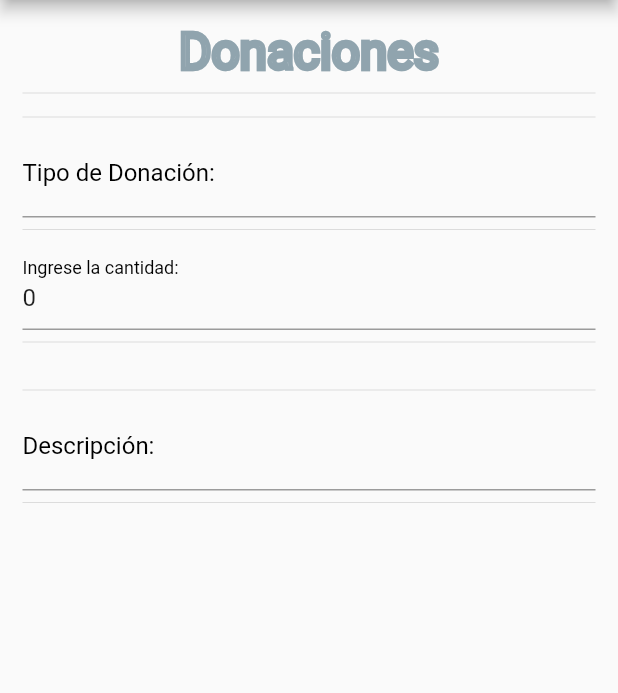
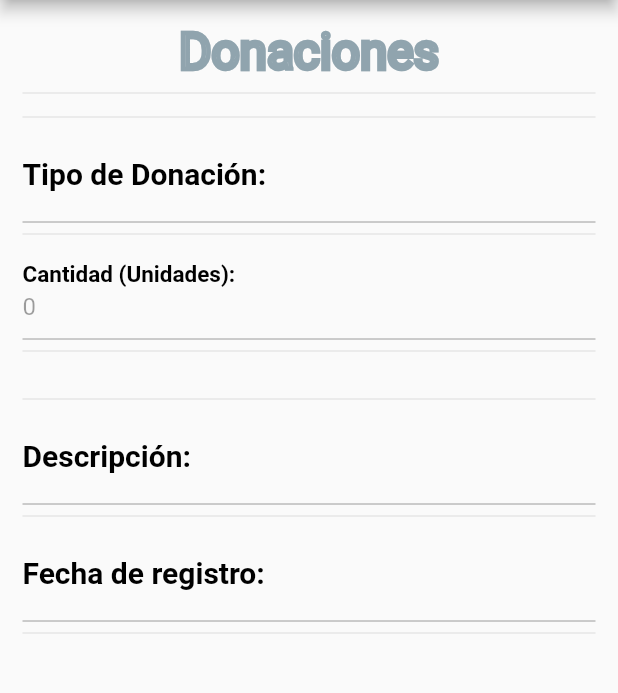
Before and after one commit to DannyMar25/AdminAppPAE, a Flutter app: the VerDonacionesOut1Page screen opened by its route, on a phone screen of 412 x 824 dp, the part 84-777 px from its top. Run offline on Flutter 3.47's test engine with Material 2 defaults, Android fonts, the phone set to English and light mode, and no system bars; our stand-ins replace accordion, cloud_firestore, firebase_auth, firebase_core, firebase_database, firebase_storage and 6 more; missing offline and left inert: number_inc_dec, syncfusion_flutter_pdf, syncfusion_flutter_pdfviewer; accounts and stored records are empty.

Commit message:
disable textfile and add date of donation

```diff
--- a/lib/src/pages/verDonacionesOut1_page.dart
+++ b/lib/src/pages/verDonacionesOut1_page.dart
@@ -88,6 +88,8 @@ class _VerDonacionesOut1PageState extends State<VerDonacionesOut1Page> {
                       Divider(),
                       _crearDescripcion(),
                       Divider(),
+                      _crearFecha(),
+                      Divider(),
                       //_crearBoton(),
                       // _crearCantidad(),
                     ],
@@ -115,12 +117,14 @@ class _VerDonacionesOut1PageState extends State<VerDonacionesOut1Page> {
 
   Widget _crearTipoDonacion() {
     return TextFormField(
+      enabled: false,
       initialValue: donaciones.tipo,
       readOnly: true,
       textCapitalization: TextCapitalization.sentences,
       decoration: InputDecoration(
           labelText: 'Tipo de Donación:',
-          labelStyle: TextStyle(fontSize: 16, color: Colors.black)),
+          labelStyle: TextStyle(
+              fontSize: 20, color: Colors.black, fontWeight: FontWeight.bold)),
     );
   }
 
@@ -134,13 +138,15 @@ class _VerDonacionesOut1PageState extends State<VerDonacionesOut1Page> {
   Widget _crearPeso() {
     //if (_selection == 'Alimento') {
     return TextFormField(
+      enabled: false,
       initialValue: donaciones.peso.toString(),
       readOnly: true,
       textCapitalization: TextCapitalization.sentences,
       keyboardType: TextInputType.numberWithOptions(decimal: true),
       decoration: InputDecoration(
         labelText: 'Ingrese Peso (Kg.):',
-        labelStyle: TextStyle(fontSize: 16, color: Colors.black),
+        labelStyle: TextStyle(
+            fontSize: 20, color: Colors.black, fontWeight: FontWeight.bold),
       ),
     );
     //}
@@ -148,11 +154,30 @@ class _VerDonacionesOut1PageState extends State<VerDonacionesOut1Page> {
 
   Widget _crearDescripcion() {
     return TextFormField(
+      enabled: false,
       initialValue: donaciones.descripcion,
       textCapitalization: TextCapitalization.sentences,
       decoration: InputDecoration(
           labelText: 'Descripción:',
-          labelStyle: TextStyle(fontSize: 16, color: Colors.black)),
+          labelStyle: TextStyle(
+              fontSize: 20, color: Colors.black, fontWeight: FontWeight.bold)),
+      onChanged: (s) {
+        setState(() {
+          donaciones.descripcion = s;
+        });
+      },
+    );
+  }
+
+  Widget _crearFecha() {
+    return TextFormField(
+      enabled: false,
+      initialValue: donaciones.fechaIngreso,
+      textCapitalization: TextCapitalization.sentences,
+      decoration: InputDecoration(
+          labelText: 'Fecha de registro:',
+          labelStyle: TextStyle(
+              fontSize: 20, color: Colors.black, fontWeight: FontWeight.bold)),
       onChanged: (s) {
         setState(() {
           donaciones.descripcion = s;
@@ -163,13 +188,15 @@ class _VerDonacionesOut1PageState extends State<VerDonacionesOut1Page> {
 
   Widget _crearUnidades() {
     return TextFormField(
+      enabled: false,
       initialValue: donaciones.cantidad.toString(),
       //readOnly: false,
       textCapitalization: TextCapitalization.sentences,
       keyboardType: TextInputType.numberWithOptions(decimal: true),
       decoration: InputDecoration(
-          labelText: 'Ingrese la cantidad:',
-          labelStyle: TextStyle(fontSize: 16, color: Colors.black)),
+          labelText: 'Cantidad (Unidades):',
+          labelStyle: TextStyle(
+              fontSize: 20, color: Colors.black, fontWeight: FontWeight.bold)),
       onChanged: (s) {
         setState(() {
           donaciones.cantidad = int.parse(s);
```
